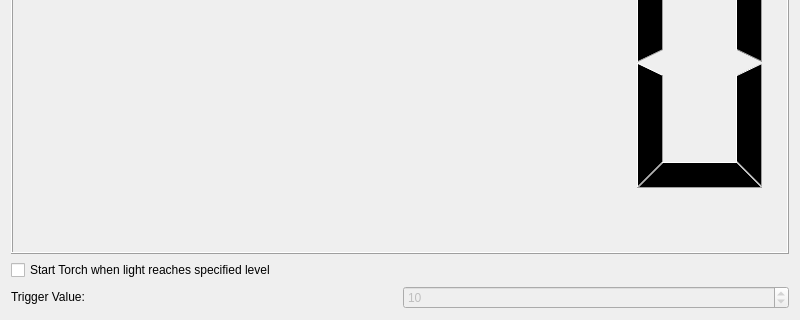
This is lanlightsensorform.ui in jpietrzak8/Lanterne as Qt 5 draws it before an edit; both pictures show x 0 to 800 and y 160 to 480 of the 800 by 480 pixel window. The edited form follows.
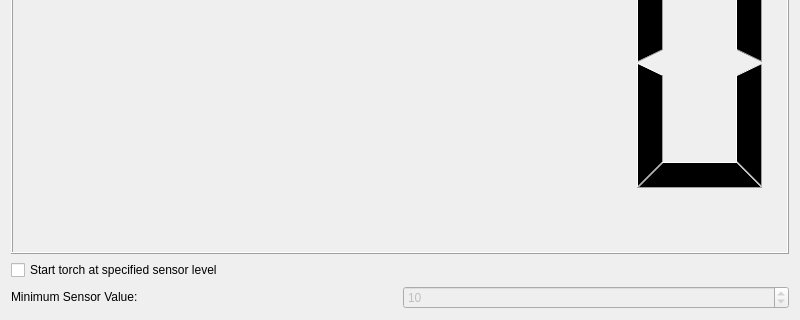
This is the edited form.

Commit message:
Light sensor cleanup
Connects the light sensor to the timeout and startup preferences.
Also, some cleanup of the light sensor UI.

Patch:
```diff
--- a/lanlightsensorform.ui
+++ b/lanlightsensorform.ui
@@ -47,7 +47,7 @@
    <item>
     <widget class="QCheckBox" name="torchTriggerCheckBox">
      <property name="text">
-      <string>Start Torch when light reaches specified level</string>
+      <string>Start torch at specified sensor level</string>
      </property>
     </widget>
    </item>
@@ -62,7 +62,7 @@
         </sizepolicy>
        </property>
        <property name="text">
-        <string>Trigger Value:</string>
+        <string>Minimum Sensor Value: </string>
        </property>
       </widget>
      </item>
```
Left out of the diff: 8 changed lines with no effect on the pictures. The commit also changes 9 other files.
